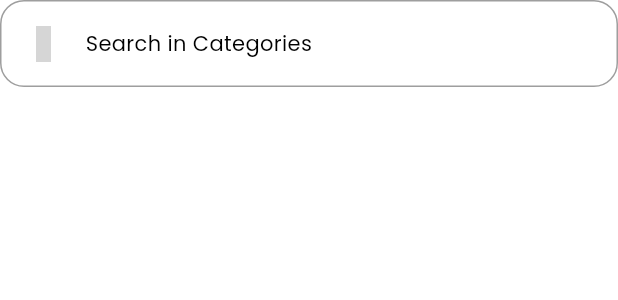
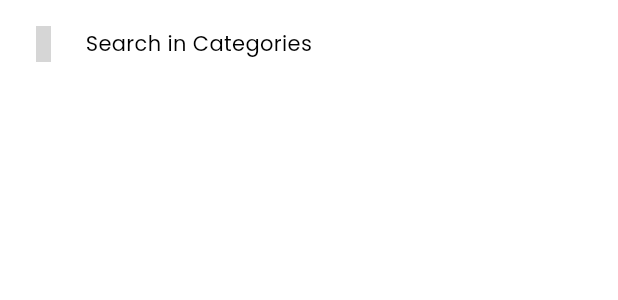
Before and after one commit to developerkomi5/crown_creation, a Flutter app: the KSearchContainer widget shown alone on an empty page, opened directly, on a phone screen of 412 x 824 dp. Shown: the top 300 px of the screen. Run offline on Flutter 3.47's test engine with Material 3 defaults, Android fonts, the light colour scheme and no system bars; our stand-ins replace carousel_slider, get, get_storage, iconsax, logger, smooth_page_indicator; accounts and stored records are empty; project files that could hold a hidden picture were left out; grey boxes are pictures that could not be loaded.

Commit message:
Errors Fixed

```diff
--- a/lib/common/widgets/custom_shapes/containers/search_container.dart
+++ b/lib/common/widgets/custom_shapes/containers/search_container.dart
@@ -40,7 +40,7 @@ class KSearchContainer extends StatelessWidget {
                         : KColors.light
                     : Colors.transparent,
             borderRadius: BorderRadius.circular(KSizes.cardRadiusLg),
-            border: showBorder ? Border.all(color: Colors.grey) : null,
+            border: showBorder ? Border.all(color: Colors.white) : null,
           ),
           child: Row(
             children: [
@@ -48,7 +48,7 @@ class KSearchContainer extends StatelessWidget {
               const SizedBox(width: KSizes.spaceBtwItems),
               Text(
                 text,
-                style: TextStyle(color: dark ? KColors.light : KColors.dark),
+                style: TextStyle(color: dark ? KColors.dark : KColors.dark),
               ),
             ],
           ),
--- a/lib/common/widgets/list_tiles/user_profile_tile.dart
+++ b/lib/common/widgets/list_tiles/user_profile_tile.dart
@@ -23,18 +23,18 @@ class KUserProfileTile extends StatelessWidget {
       title: Text(
         'Crown creation',
         style: Theme.of(context).textTheme.headlineSmall!.apply(
-          color: dark ? KColors.light : KColors.dark,
+          color: dark ? KColors.dark : KColors.dark,
         ),
       ),
       subtitle: Text(
         'crowncreation.info@gmail.com',
         style: Theme.of(context).textTheme.bodyMedium!.apply(
-          color: dark ? KColors.light : KColors.dark,
+          color: dark ? KColors.dark : KColors.dark,
         ),
       ),
       trailing: IconButton(
         onPressed: onPressed,
-        icon: Icon(Iconsax.edit, color: dark ? KColors.light : KColors.dark),
+        icon: Icon(Iconsax.edit, color: dark ? KColors.dark : KColors.dark),
       ),
     );
   }
--- a/lib/common/widgets/texts/section_heading.dart
+++ b/lib/common/widgets/texts/section_heading.dart
@@ -26,7 +26,7 @@ class KSectionHeading extends StatelessWidget {
         Text(
           title,
           style: Theme.of(context).textTheme.headlineSmall!.apply(
-            color: dark ? KColors.light : KColors.dark,
+            color: dark ? KColors.dark : KColors.dark,
           ),
           maxLines: 1,
           overflow: TextOverflow.ellipsis,
--- a/lib/features/personalization/screens/settings/settings.dart
+++ b/lib/features/personalization/screens/settings/settings.dart
@@ -30,7 +30,7 @@ class SettingsScreen extends StatelessWidget {
                     title: Text(
                       'Account',
                       style: Theme.of(context).textTheme.headlineMedium!.apply(
-                        color: dark ? KColors.light : KColors.dark,
+                        color: dark ? KColors.dark : KColors.dark,
                       ),
                     ),
                   ),
```
